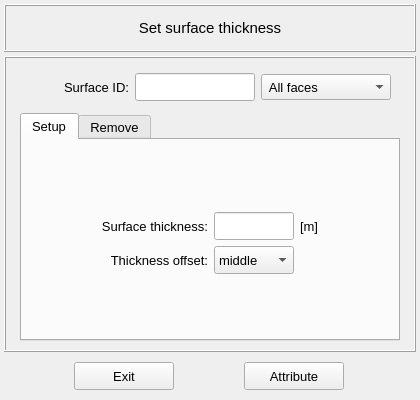
MOPT-UFSC/VIBRA, file vibra/interface/data/ui_files/model/setup/structural/surface_thickness_input.ui: the form before one commit.
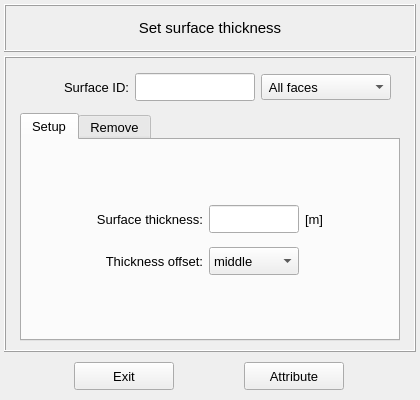
The form after the commit.

Commit message: Adjustments in the external loads UI

```diff
--- a/vibra/interface/data/ui_files/model/setup/structural/surface_thickness_input.ui
+++ b/vibra/interface/data/ui_files/model/setup/structural/surface_thickness_input.ui
@@ -290,23 +290,13 @@
           <property name="bottomMargin">
            <number>6</number>
           </property>
-          <property name="spacing">
+          <property name="horizontalSpacing">
            <number>6</number>
           </property>
-          <item row="4" column="2">
-           <spacer name="verticalSpacer_2">
-            <property name="orientation">
-             <enum>Qt::Vertical</enum>
-            </property>
-            <property name="sizeHint" stdset="0">
-             <size>
-              <width>20</width>
-              <height>40</height>
-             </size>
-            </property>
-           </spacer>
-          </item>
-          <item row="2" column="0">
+          <property name="verticalSpacing">
+           <number>14</number>
+          </property>
+          <item row="1" column="0">
            <spacer name="horizontalSpacer_3">
             <property name="orientation">
              <enum>Qt::Horizontal</enum>
@@ -319,17 +309,7 @@
             </property>
            </spacer>
           </item>
-          <item row="1" column="1" colspan="2">
-           <widget class="QFrame" name="frame_5">
-            <property name="frameShape">
-             <enum>QFrame::StyledPanel</enum>
-            </property>
-            <property name="frameShadow">
-             <enum>QFrame::Raised</enum>
-            </property>
-           </widget>
-          </item>
-          <item row="2" column="4">
+          <item row="1" column="4">
            <spacer name="horizontalSpacer_4">
             <property name="orientation">
              <enum>Qt::Horizontal</enum>
@@ -342,8 +322,8 @@
             </property>
            </spacer>
           </item>
-          <item row="0" column="2">
-           <spacer name="verticalSpacer">
+          <item row="3" column="2">
+           <spacer name="verticalSpacer_2">
             <property name="orientation">
              <enum>Qt::Vertical</enum>
             </property>
@@ -355,7 +335,7 @@
             </property>
            </spacer>
           </item>
-          <item row="3" column="1">
+          <item row="2" column="1">
            <widget class="QLabel" name="label_19">
             <property name="minimumSize">
              <size>
@@ -386,7 +366,51 @@
             </property>
            </widget>
           </item>
-          <item row="2" column="1">
+          <item row="0" column="2">
+           <spacer name="verticalSpacer">
+            <property name="orientation">
+             <enum>Qt::Vertical</enum>
+            </property>
+            <property name="sizeHint" stdset="0">
+             <size>
+              <width>20</width>
+              <height>40</height>
+             </size>
+            </property>
+           </spacer>
+          </item>
+          <item row="1" column="3">
+           <widget class="QLabel" name="label_21">
+            <property name="minimumSize">
+             <size>
+              <width>0</width>
+              <height>28</height>
+             </size>
+            </property>
+            <property name="maximumSize">
+             <size>
+              <width>60</width>
+              <height>28</height>
+             </size>
+            </property>
+            <property name="font">
+             <font>
+              <family>MS Shell Dlg 2</family>
+              <pointsize>10</pointsize>
+              <weight>50</weight>
+              <italic>false</italic>
+              <bold>false</bold>
+             </font>
+            </property>
+            <property name="text">
+             <string>[m]</string>
+            </property>
+            <property name="alignment">
+             <set>Qt::AlignLeading|Qt::AlignLeft|Qt::AlignVCenter</set>
+            </property>
+           </widget>
+          </item>
+          <item row="1" column="1">
            <widget class="QLabel" name="label_18">
             <property name="minimumSize">
              <size>
@@ -417,17 +441,17 @@
             </property>
            </widget>
           </item>
-          <item row="3" column="2">
+          <item row="2" column="2">
            <widget class="QComboBox" name="comboBox_thickness_offset">
             <property name="minimumSize">
              <size>
-              <width>0</width>
+              <width>90</width>
               <height>28</height>
              </size>
             </property>
             <property name="maximumSize">
              <size>
-              <width>16777215</width>
+              <width>90</width>
               <height>28</height>
              </size>
             </property>
@@ -453,17 +477,17 @@
             </item>
            </widget>
           </item>
-          <item row="2" column="2">
+          <item row="1" column="2">
            <widget class="QLineEdit" name="lineEdit_surface_thickness">
             <property name="minimumSize">
              <size>
-              <width>80</width>
+              <width>90</width>
               <height>28</height>
              </size>
             </property>
             <property name="maximumSize">
              <size>
-              <width>80</width>
+              <width>90</width>
               <height>28</height>
              </size>
             </property>
@@ -484,37 +508,6 @@
             </property>
            </widget>
           </item>
-          <item row="2" column="3">
-           <widget class="QLabel" name="label_21">
-            <property name="minimumSize">
-             <size>
-              <width>0</width>
-              <height>28</height>
-             </size>
-            </property>
-            <property name="maximumSize">
-             <size>
-              <width>60</width>
-              <height>28</height>
-             </size>
-            </property>
-            <property name="font">
-             <font>
-              <family>MS Shell Dlg 2</family>
-              <pointsize>10</pointsize>
-              <weight>50</weight>
-              <italic>false</italic>
-              <bold>false</bold>
-             </font>
-            </property>
-            <property name="text">
-             <string>[m]</string>
-            </property>
-            <property name="alignment">
-             <set>Qt::AlignLeading|Qt::AlignLeft|Qt::AlignVCenter</set>
-            </property>
-           </widget>
-          </item>
          </layout>
         </widget>
         <widget class="QWidget" name="tab_remove">
```
The commit also changes 3 other files.
